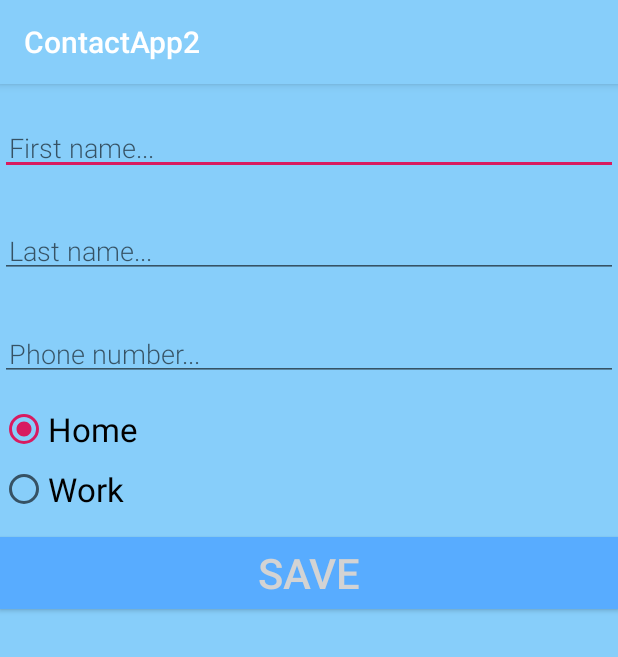
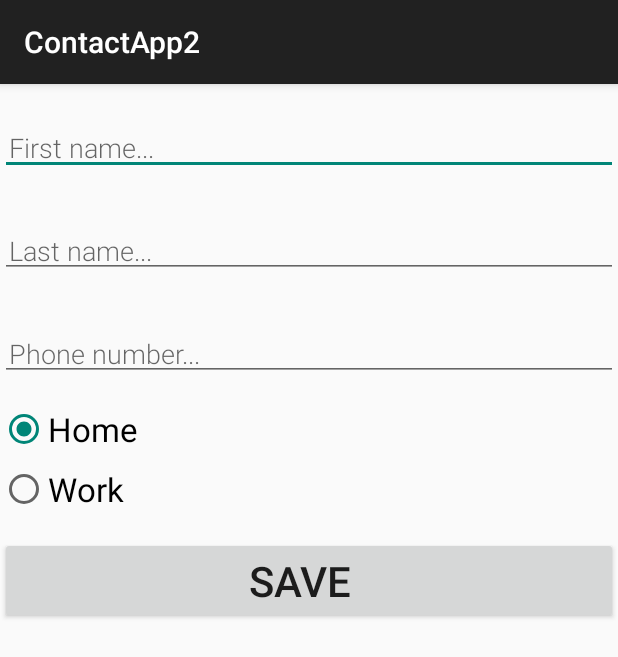
Before and after one commit to DiFly/ContactApp2, an Android app: the screen it shows after launch (NewContactActivity), after a tap on an icon or button, on a phone screen of 412 x 824 dp. Shown: the top 657 px of the screen. Run offline under Robolectric (Android 15) with nearby library versions, the phone set to English and light mode, and no system bars; our stand-ins replace Room's generated code.

Commit message:
Change color to default, simple changes in res files

```diff
--- a/app/src/main/java/org/difly/contactapp2/db/ContactRoomDatabase.java
+++ b/app/src/main/java/org/difly/contactapp2/db/ContactRoomDatabase.java
@@ -49,7 +49,7 @@ public abstract class ContactRoomDatabase extends RoomDatabase {
                 dao.deleteAll();
                 Contact contact = new Contact("Vasya", "Vase4kin", "+30123456789", "Home");
                 dao.insert(contact);
-                contact = new Contact("World", "Earth", "123456789", "WORK");
+                contact = new Contact("World", "Earth", "123456789", "Work");
                 dao.insert(contact);
             });
         }
--- a/app/src/main/res/layout/activity_contact_details.xml
+++ b/app/src/main/res/layout/activity_contact_details.xml
@@ -19,7 +19,6 @@
         android:textSize="24sp"
         app:layout_constraintEnd_toEndOf="parent"
         app:layout_constraintStart_toStartOf="parent"
-
         app:layout_constraintTop_toTopOf="parent" />
 
     <TextView
--- a/app/src/main/res/layout/activity_main.xml
+++ b/app/src/main/res/layout/activity_main.xml
@@ -11,7 +11,6 @@
         android:id="@+id/recyclerview"
         android:layout_width="0dp"
         android:layout_height="0dp"
-        android:background="@color/lightMoreBlue"
         tools:listitem="@layout/recyclerview_item"
         app:layout_constraintBottom_toBottomOf="parent"
         app:layout_constraintLeft_toLeftOf="parent"
--- a/app/src/main/res/layout/activity_new_contact.xml
+++ b/app/src/main/res/layout/activity_new_contact.xml
@@ -52,22 +52,20 @@
             android:id="@+id/radioButton_home"
             android:layout_width="match_parent"
             android:layout_height="wrap_content"
-            android:text="Home" />
+            android:text="@string/string_home" />
 
         <RadioButton
             android:id="@+id/radioButton_work"
             android:layout_width="match_parent"
             android:layout_height="wrap_content"
-            android:text="Work" />
+            android:text="@string/string_work" />
     </RadioGroup>
 
     <Button
         android:id="@+id/button_save"
         android:layout_width="match_parent"
         android:layout_height="wrap_content"
-        android:background="@color/lightDarkBlue"
         android:text="@string/button_save"
-        android:textSize="@dimen/big_size"
-        android:textColor="@color/buttonLabel" />
+        android:textSize="@dimen/big_size" />
 
 </LinearLayout>
--- a/app/src/main/res/layout/recyclerview_item.xml
+++ b/app/src/main/res/layout/recyclerview_item.xml
@@ -7,7 +7,6 @@
         android:id="@+id/textView"
         android:layout_width="match_parent"
         android:layout_height="wrap_content"
-        android:background="@color/lightDarkBlue"
         android:paddingLeft="16dp"
         android:textSize="@dimen/big_size" />
 
--- a/app/src/main/res/values/strings.xml
+++ b/app/src/main/res/values/strings.xml
@@ -16,4 +16,6 @@
     <string name="string_phonenumber_value_no">No Phone Number</string>
     <string name="string_phonetype_value_no">No Phone Type</string>
     <string name="string_contactdetails">Details:</string>
+    <string name="string_home">Home</string>
+    <string name="string_work">Work</string>
 </resources>
--- a/app/src/main/res/values/styles.xml
+++ b/app/src/main/res/values/styles.xml
@@ -2,12 +2,6 @@
 
     <!-- Base application theme. -->
     <style name="AppTheme" parent="Theme.AppCompat.Light.DarkActionBar">
-        <!-- Customize your theme here. -->
-        <item name="colorPrimary">@color/lightBlue</item>
-        <item name="colorPrimaryDark">@color/lightDarkBlue</item>
-        <item name="colorAccent">@color/colorAccent</item>
-        <item name="android:background">@color/lightBlue</item>
-
         <item name="android:layout_width">match_parent</item>
         <item name="android:layout_marginBottom">8dp</item>
         <item name="android:paddingLeft">0dp</item>
```
